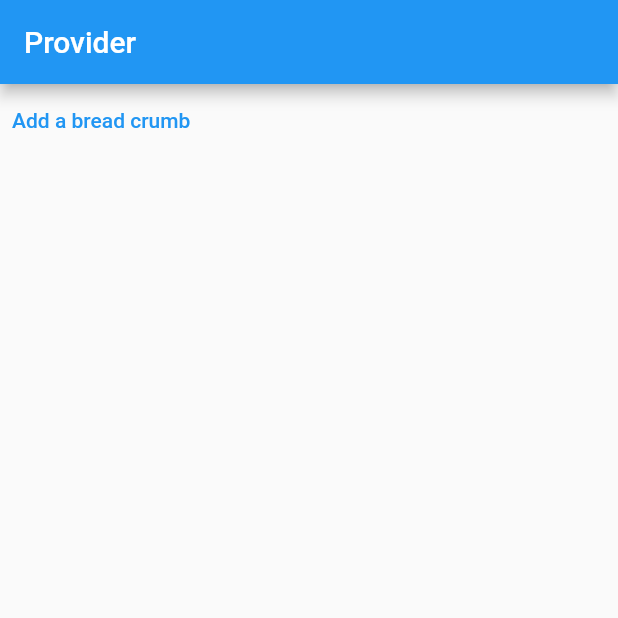
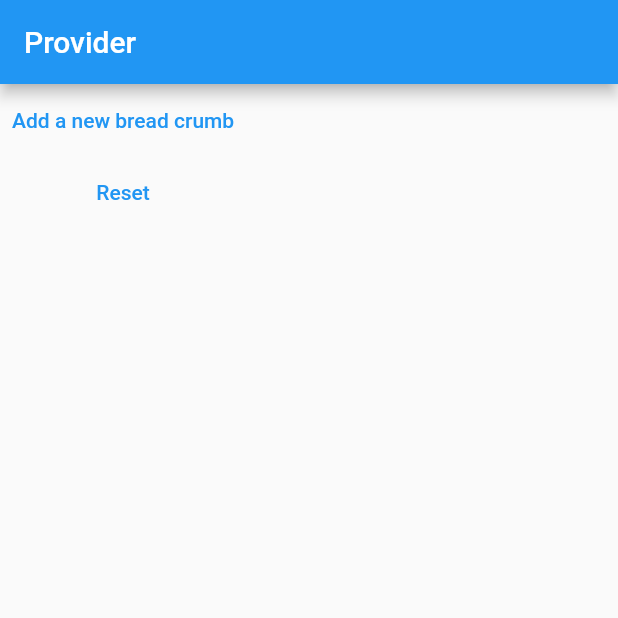
Before and after one commit to psatler/flutter-state-management, a Flutter app: the screen it shows after launch, on a phone screen of 412 x 824 dp, the top half of it. Run offline on Flutter 3.47's test engine with Material 2 defaults, Android fonts, the phone set to English and light mode, and no system bars.

Commit message:
feat: reset breadcrumbs using provider

```diff
--- a/lib/provider_app/app.dart
+++ b/lib/provider_app/app.dart
@@ -39,7 +39,13 @@ class HomePage extends StatelessWidget {
           onPressed: () {
             Navigator.of(context).pushNamed('/new');
           },
-          child: const Text('Add a bread crumb'),
+          child: const Text('Add a new bread crumb'),
+        ),
+        TextButton(
+          onPressed: () {
+            context.read<BreadcrumbProvider>().reset();
+          },
+          child: const Text('Reset'),
         ),
       ]),
     );
```
Also changed, not shown: 1 other file.
